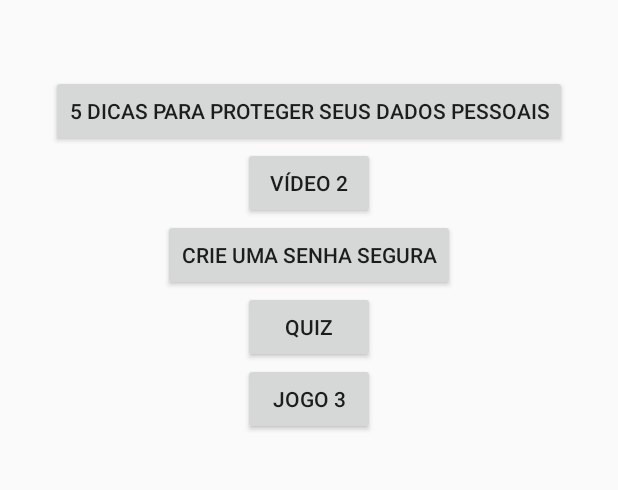
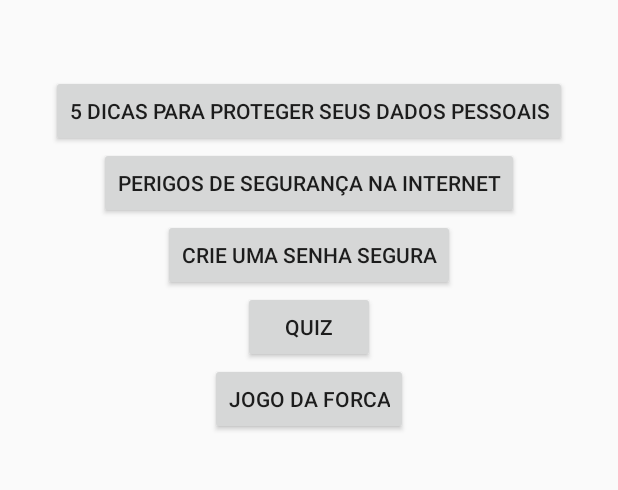
Before and after one commit to johnysramos/MyAppGSIFinal, an Android app: the screen it shows after launch (MainActivity), on a phone screen of 412 x 824 dp, the part 547-1037 px from its top. Run offline under Robolectric (Android 15) with nearby library versions, the phone set to English and light mode, and no system bars.

Commit message:
-Configurado botões da tela inicial para chamar "Jogo da forca" e "Perigos de sgurança na internet" - Inserido descrição nos botões "Jogo da forca" e "Perigos de sgurança na internet"

```diff
--- a/app/src/main/res/layout/activity_main.xml
+++ b/app/src/main/res/layout/activity_main.xml
@@ -39,7 +39,8 @@
         android:id="@+id/button2"
         android:layout_width="wrap_content"
         android:layout_height="wrap_content"
-        android:text="@string/video2_buttonName" />
+        android:text="@string/video2_buttonName"
+        android:onClick="OpenHomeSecurityProtectedDataVideo"/>
 
     <Button
         android:id="@+id/button3"
@@ -59,5 +60,6 @@
         android:id="@+id/button5"
         android:layout_width="wrap_content"
         android:layout_height="wrap_content"
-        android:text="@string/game3_buttonName" />
+        android:text="@string/game3_buttonName"
+        android:onClick="HangmanMain"/>
 </LinearLayout>
--- a/app/src/main/res/values/strings.xml
+++ b/app/src/main/res/values/strings.xml
@@ -1,10 +1,10 @@
 <resources>
     <string name="app_name">MyData</string>
     <string name="video1_buttonName">5 Dicas para proteger seus dados pessoais</string>
-    <string name="video2_buttonName">Vídeo 2</string>
+    <string name="video2_buttonName">Perigos de segurança na internet</string>
     <string name="game1_buttonName">Crie uma senha segura</string>
     <string name="game2_buttonName">Quiz</string>
-    <string name="game3_buttonName">Jogo 3</string>
+    <string name="game3_buttonName">Jogo da forca</string>
 
     <string name="valid_password_ref">Uma senha segura deve atender aos segintes requisitos:\n
     - Conter letras minúsculas;\n
```
